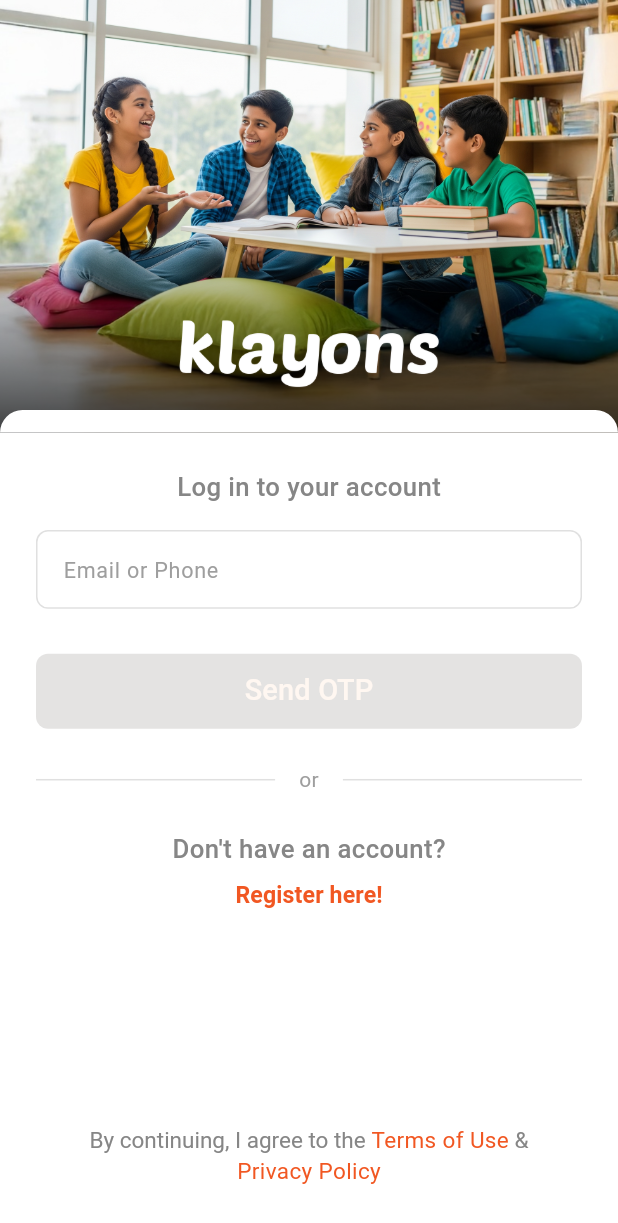
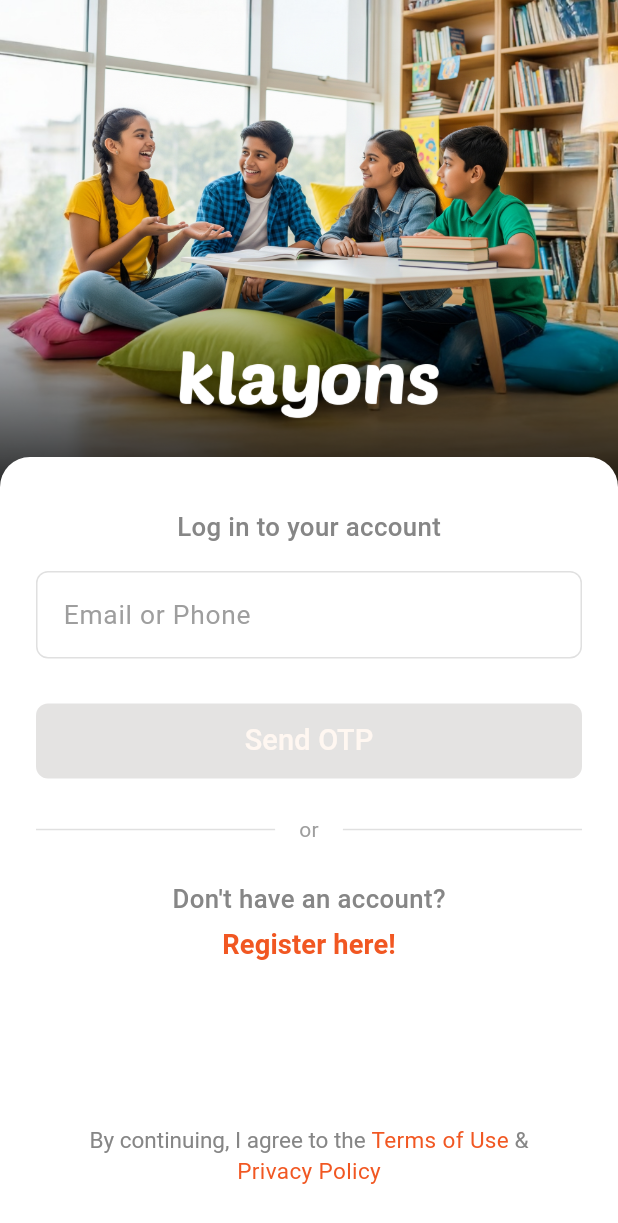
Before and after one commit to Bikash1357/klayons_app, a Flutter app: the screen it shows after launch, on a phone screen of 412 x 824 dp. Shown: the top 1223 px of the screen. Run offline on Flutter 3.47's test engine with Material 3 defaults, Android fonts, the phone set to English and light mode, and no system bars; our stand-ins replace flutter_local_notifications, flutter_svg, geocoding, geolocator, google_fonts, permission_handler and 2 more; missing offline and left inert: workmanager; accounts and stored records are empty.

Commit message:
auth ui updated

```diff
--- a/lib/auth/login_screen.dart
+++ b/lib/auth/login_screen.dart
@@ -76,7 +76,7 @@ class _LoginPageState extends State<LoginPage> with BottomErrorHandler {
                       Stack(
                         children: [
                           Container(
-                            height: MediaQuery.of(context).size.height * 0.35,
+                            height: MediaQuery.of(context).size.height * 0.40,
                             width: double.infinity,
                             decoration: BoxDecoration(
                               image: DecorationImage(
@@ -93,7 +93,7 @@ class _LoginPageState extends State<LoginPage> with BottomErrorHandler {
                             left: 0,
                             right: 0,
                             child: Container(
-                              height: 15,
+                              height: 25,
                               decoration: BoxDecoration(
                                 color: Colors.white,
                                 borderRadius: BorderRadius.only(
@@ -112,7 +112,7 @@ class _LoginPageState extends State<LoginPage> with BottomErrorHandler {
                         color: Colors.white,
                         padding: EdgeInsets.symmetric(
                           horizontal: 24.0,
-                          vertical: 24.0,
+                          vertical: 10.0,
                         ),
                         child: Column(
                           crossAxisAlignment: CrossAxisAlignment.start,
--- a/lib/utils/colour.dart
+++ b/lib/utils/colour.dart
@@ -9,6 +9,7 @@ class AppColors {
   static const Color primaryOrange = Color(0xFFF15722);
   static const Color highlight = Color(0xFFCF4307);
   static const Color errorState = Color(0xFFE03B38);
+  static const Color errorStatelight = Color(0xFFFFEBEE);
   static const Color highlight2 = Color(0xFFFFE9E0);
 
   //used in when something sucessfully done
--- a/lib/utils/styles/errorMessage.dart
+++ b/lib/utils/styles/errorMessage.dart
@@ -1,5 +1,6 @@
 // File: lib/widgets/bottom_error_message.dart
 import 'package:flutter/material.dart';
+import 'package:klayons/utils/colour.dart';
 
 class BottomErrorMessage extends StatefulWidget {
   final String message;
@@ -44,7 +45,7 @@ class _BottomErrorMessageState extends State<BottomErrorMessage> {
       right: 16,
       child: Container(
         decoration: BoxDecoration(
-          color: Color(0xFFFFEBEE), // Light red background
+          color: AppColors.errorState, // Light red background
           borderRadius: BorderRadius.circular(12),
           border: Border.all(color: Color(0xFFE57373), width: 1),
         ),
--- a/lib/utils/styles/textButton.dart
+++ b/lib/utils/styles/textButton.dart
@@ -24,13 +24,13 @@ class CustomTextButton extends StatelessWidget {
 
     double scaleFactor;
     if (screenWidth < 350) {
-      scaleFactor = 0.9; // Small phones
+      scaleFactor = 1.1; // Small phones
     } else if (screenWidth < 400) {
-      scaleFactor = 1.0; // Medium phones
+      scaleFactor = 1.2; // Medium phones
     } else if (screenWidth < 450) {
-      scaleFactor = 1.1; // Large phones
+      scaleFactor = 1.3; // Large phones
     } else {
-      scaleFactor = 1.2; // Very large phones/tablets
+      scaleFactor = 1.3; // Very large phones/tablets
     }
 
     return (baseFontSize * scaleFactor).clamp(
--- a/lib/utils/styles/textboxes.dart
+++ b/lib/utils/styles/textboxes.dart
@@ -55,13 +55,13 @@ class _CustomTextFieldState extends State<CustomTextField> {
 
     double scaleFactor;
     if (screenWidth < 350) {
-      scaleFactor = 0.6; // Small phones
+      scaleFactor = 0.9; // Small phones
     } else if (screenWidth < 400) {
-      scaleFactor = 0.8; // Medium phones
+      scaleFactor = 1.0; // Medium phones
     } else if (screenWidth < 450) {
-      scaleFactor = 0.9; // Large phones
+      scaleFactor = 1.1; // Large phones
     } else {
-      scaleFactor = 1.2; // Very large phones/tablets
+      scaleFactor = 1.3; // Very large phones/tablets
     }
 
     return (baseSize * scaleFactor).clamp(baseSize * 0.6, baseSize * 1.3);
```
Also changed, not shown: lib/auth/otp_verification_page.dart (+11 -19 lines), lib/auth/signupPage.dart (+7 -10 lines).
